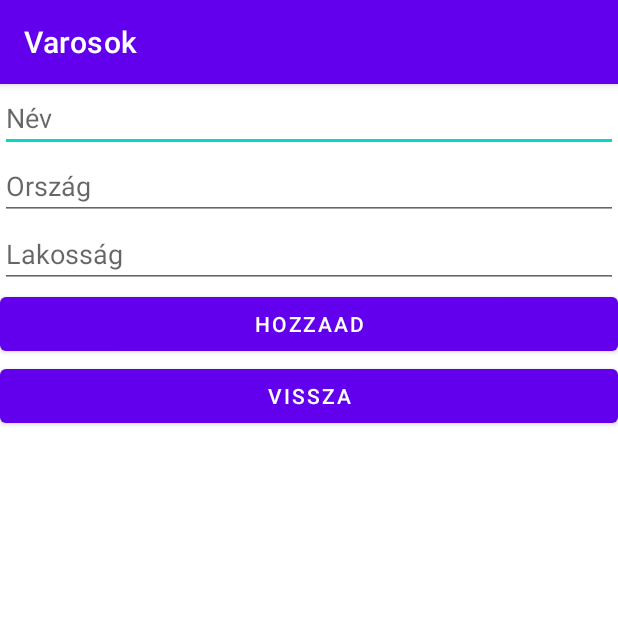
After one commit to KOPCSAKPATRIK1/Kopcsak_patrik_Varosok, an Android app: the InsertActivity screen opened directly, with no data from a screen before it, on a phone screen of 412 x 824 dp, the top half of it. The commit adds this screen. Run offline under Robolectric (Android 15) with nearby library versions, the phone set to English and light mode, and no system bars; network calls fail.

Commit message:
kesz elv

```diff
--- /dev/null
+++ b/app/src/main/res/layout/activity_insert.xml
@@ -0,0 +1,43 @@
+<?xml version="1.0" encoding="utf-8"?>
+<LinearLayout xmlns:android="http://schemas.android.com/apk/res/android"
+    xmlns:app="http://schemas.android.com/apk/res-auto"
+    xmlns:tools="http://schemas.android.com/tools"
+    android:layout_width="match_parent"
+    android:layout_height="match_parent"
+    tools:context=".InsertActivity"
+    android:orientation="vertical">
+
+    <EditText
+        android:id="@+id/nameText"
+        android:layout_width="match_parent"
+        android:layout_height="wrap_content"
+        android:hint="Név"
+        android:inputType="text" />
+
+    <EditText
+        android:id="@+id/countryText"
+        android:layout_width="match_parent"
+        android:layout_height="wrap_content"
+        android:hint="Ország"
+        android:inputType="text" />
+
+    <EditText
+        android:id="@+id/populationText"
+        android:layout_width="match_parent"
+        android:layout_height="wrap_content"
+        android:hint="Lakosság"
+        android:inputType="number" />
+
+    <Button
+        android:id="@+id/addButton"
+        android:layout_width="match_parent"
+        android:layout_height="wrap_content"
+        android:text="Hozzaad" />
+
+    <Button
+        android:id="@+id/insertBackButton"
+        android:layout_width="match_parent"
+        android:layout_height="wrap_content"
+        android:text="Vissza" />
+
+</LinearLayout>
```
Also changed, not shown: app/src/main/AndroidManifest.xml (+10 -1 lines), app/src/main/java/com/example/kopcsak_patrik_varosok/InsertActivity.java (added, +135 -0 lines), app/src/main/java/com/example/kopcsak_patrik_varosok/MainActivity.java (+7 -0 lines), app/src/main/res/layout/activity_list.xml (+6 -4 lines).
